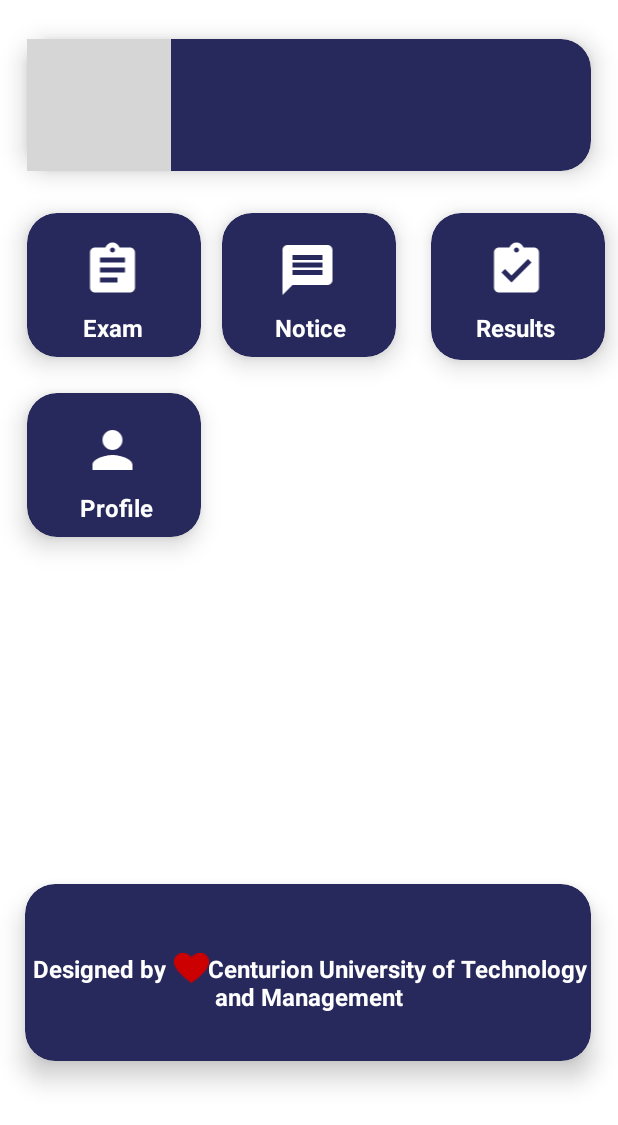
After one commit to KiranKumarMalik/Centurion-Examination-System, an Android app: the layout student_homepage.xml on its own in the app's theme, with its tools: preview values and no code run, on a phone screen of 412 x 824 dp. The commit adds this screen. Shown: the top 1125 px of the screen. Run offline under Robolectric (Android 15) with nearby library versions, the phone set to English and light mode, and no system bars; Roboto replaces fonts that are not available here; grey boxes are pictures that could not be loaded.

Commit message:
adding student home page

```diff
--- a/app/build.gradle
+++ b/app/build.gradle
@@ -39,4 +39,5 @@ dependencies {
     implementation platform('com.google.firebase:firebase-bom:31.2.0')
     implementation 'com.google.firebase:firebase-auth'
     implementation 'com.google.android.gms:play-services-auth:18.0.0'
+    implementation 'com.google.android.material:material:1.2.1'
 }
--- a/app/src/main/java/com/example/relativelayoutloginpage/MainActivity.java
+++ b/app/src/main/java/com/example/relativelayoutloginpage/MainActivity.java
@@ -4,17 +4,13 @@ import androidx.appcompat.app.AppCompatActivity;
 
 
 import android.os.Bundle;
-import android.widget.ArrayAdapter;
-import android.widget.Spinner;
-
-import java.util.ArrayList;
 
 public class MainActivity extends AppCompatActivity {
 
     @Override
     protected void onCreate(Bundle savedInstanceState) {
         super.onCreate(savedInstanceState);
-        setContentView(R.layout.activity_main);
+        setContentView(R.layout.student_homepage);
 
 
 
--- /dev/null
+++ b/app/src/main/res/layout/student_homepage.xml
@@ -0,0 +1,209 @@
+<?xml version="1.0" encoding="utf-8"?>
+<RelativeLayout xmlns:android="http://schemas.android.com/apk/res/android"
+    android:layout_width="match_parent"
+    android:layout_height="match_parent"
+    xmlns:app="http://schemas.android.com/apk/res-auto"
+    android:background="@color/white"
+    android:orientation="vertical"
+    app:layout_behavior="@string/appbar_scrolling_view_behavior">
+
+    <androidx.cardview.widget.CardView
+        android:layout_width="152dp"
+        android:layout_height="146dp"
+        android:layout_alignParentTop="true"
+        android:layout_alignParentEnd="true"
+        android:layout_marginStart="26dp"
+        android:layout_marginLeft="80dp"
+        android:layout_marginTop="118dp"
+        android:layout_marginEnd="-9dp"
+        app:cardBackgroundColor="#27285C"
+        app:cardCornerRadius="20dp"
+        app:cardElevation="10dp"
+        app:cardMaxElevation="12dp"
+        app:cardPreventCornerOverlap="true"
+        app:cardUseCompatPadding="true" >
+
+        <ImageView
+            android:id="@+id/imageView5"
+            android:layout_width="54dp"
+            android:layout_height="40dp"
+            app:tint="@color/white"
+            android:layout_marginLeft="30dp"
+            android:layout_marginTop="18dp"
+            app:srcCompat="@drawable/ic_result" />
+
+        <TextView
+            android:id="@+id/result"
+            android:layout_width="wrap_content"
+            android:layout_height="wrap_content"
+            android:layout_marginLeft="30dp"
+            android:layout_marginTop="65dp"
+            android:text="Results"
+            android:textAlignment="center"
+            android:textColor="#FFFFFF"
+            android:textSize="16sp"
+            android:textStyle="bold" />
+    </androidx.cardview.widget.CardView>
+
+    <androidx.cardview.widget.CardView
+        android:layout_width="152dp"
+        android:layout_height="144dp"
+        android:layout_alignParentTop="true"
+        android:layout_marginTop="118dp"
+        app:cardBackgroundColor="#27285C"
+        app:cardCornerRadius="20dp"
+        app:cardElevation="10dp"
+        app:cardMaxElevation="12dp"
+        app:cardPreventCornerOverlap="true"
+        app:cardUseCompatPadding="true">
+
+        <ImageView
+            android:id="@+id/imageView3"
+            android:layout_width="54dp"
+            android:layout_height="40dp"
+            android:layout_marginLeft="30dp"
+            android:layout_marginTop="18dp"
+            app:tint="@color/white"
+            app:srcCompat="@drawable/ic_assignment" />
+
+        <TextView
+            android:id="@+id/exam"
+            android:layout_width="wrap_content"
+            android:layout_height="wrap_content"
+            android:layout_marginLeft="37dp"
+            android:layout_marginTop="65dp"
+            android:text="Exam"
+            android:textAlignment="center"
+            android:textColor="#FFFFFF"
+            android:textSize="16sp"
+            android:textStyle="bold" />
+    </androidx.cardview.widget.CardView>
+
+    <androidx.cardview.widget.CardView
+        android:layout_width="152dp"
+        android:layout_height="144dp"
+        android:layout_alignParentTop="true"
+        android:layout_alignParentEnd="true"
+        android:layout_marginStart="54dp"
+        android:layout_marginLeft="80dp"
+        android:layout_marginTop="118dp"
+        android:layout_marginEnd="130dp"
+        app:cardBackgroundColor="#27285C"
+        app:cardCornerRadius="20dp"
+        app:cardElevation="10dp"
+        app:cardMaxElevation="12dp"
+        app:cardPreventCornerOverlap="true"
+        app:cardUseCompatPadding="true" >
+
+        <ImageView
+            android:id="@+id/imageView4"
+            android:layout_width="54dp"
+            android:layout_height="40dp"
+            app:tint="@color/white"
+            android:layout_marginLeft="30dp"
+            android:layout_marginTop="18dp"
+            app:srcCompat="@drawable/ic_notice" />
+
+        <TextView
+            android:id="@+id/notice"
+            android:layout_width="wrap_content"
+            android:layout_height="wrap_content"
+            android:layout_marginLeft="35dp"
+            android:layout_marginTop="65dp"
+            android:text="Notice"
+            android:textAlignment="center"
+            android:textColor="#FFFFFF"
+            android:textSize="16sp"
+            android:textStyle="bold" />
+    </androidx.cardview.widget.CardView>
+
+    <androidx.cardview.widget.CardView
+        android:layout_width="152dp"
+        android:layout_height="144dp"
+        android:layout_alignParentTop="true"
+        android:layout_marginTop="238dp"
+        app:cardBackgroundColor="#27285C"
+        app:cardCornerRadius="20dp"
+        app:cardElevation="10dp"
+        app:cardMaxElevation="12dp"
+        app:cardPreventCornerOverlap="true"
+        app:cardUseCompatPadding="true">
+        <ImageView
+            android:id="@+id/imageView6"
+            android:layout_width="54dp"
+            android:layout_height="40dp"
+            app:tint="@color/white"
+            android:layout_marginLeft="30dp"
+            android:layout_marginTop="18dp"
+            app:srcCompat="@drawable/ic_user" />
+
+        <TextView
+            android:id="@+id/profile"
+            android:layout_width="wrap_content"
+            android:layout_height="wrap_content"
+            android:layout_marginLeft="35dp"
+            android:layout_marginTop="65dp"
+            android:text="Profile"
+            android:textAlignment="center"
+            android:textColor="#FFFFFF"
+            android:textSize="16sp"
+            android:textStyle="bold" />
+    </androidx.cardview.widget.CardView>
+
+    <androidx.cardview.widget.CardView
+        android:layout_width="match_parent"
+        android:layout_height="166dp"
+        android:layout_alignParentStart="true"
+        android:layout_alignParentTop="true"
+        android:layout_marginStart="-1dp"
+        android:layout_marginTop="565dp"
+        app:cardBackgroundColor="#27285C"
+        app:cardCornerRadius="20dp"
+        app:cardElevation="10dp"
+        app:cardMaxElevation="12dp"
+        app:cardPreventCornerOverlap="true"
+        app:cardUseCompatPadding="true">
+
+        <TextView
+            android:id="@+id/designedby"
+            android:layout_width="wrap_content"
+            android:layout_height="wrap_content"
+            android:layout_marginLeft="2dp"
+            android:layout_marginTop="45dp"
+            android:text="Designed by       Centurion University of Technology and Management"
+            android:textAlignment="center"
+            android:textColor="#FFFFFF"
+            android:textSize="16sp"
+            android:textStyle="bold" />
+
+        <ImageView
+            android:id="@+id/heart"
+            android:layout_width="wrap_content"
+            android:layout_height="wrap_content"
+            android:layout_marginLeft="99dp"
+            android:layout_marginTop="46dp"
+            app:srcCompat="@drawable/heart" />
+    </androidx.cardview.widget.CardView>
+
+    <androidx.cardview.widget.CardView
+        android:layout_width="match_parent"
+        android:layout_height="136dp"
+        android:layout_alignParentStart="true"
+        android:layout_alignParentTop="true"
+        android:layout_marginStart="0dp"
+        android:layout_marginTop="2dp"
+        app:cardBackgroundColor="#27285C"
+        app:cardCornerRadius="20dp"
+        app:cardElevation="10dp"
+        app:cardMaxElevation="12dp"
+        app:cardPreventCornerOverlap="true"
+        app:cardUseCompatPadding="true">>
+
+        <ImageView
+            android:id="@+id/imageView8"
+            android:layout_width="wrap_content"
+            android:layout_height="wrap_content"
+            app:srcCompat="@drawable/cutmlogo" />
+    </androidx.cardview.widget.CardView>
+
+</RelativeLayout>
--- a/app/src/main/res/values/strings.xml
+++ b/app/src/main/res/values/strings.xml
@@ -1,3 +1,5 @@
 <resources>
     <string name="app_name">CUTM Examination Page</string>
+    <!-- TODO: Remove or change this placeholder text -->
+    <string name="hello_blank_fragment">Hello blank fragment</string>
 </resources>
```
Also changed, not shown: app/src/main/res/layout/assesments.xml (deleted, +0 -118 lines), app/src/main/res/layout/student_exampage.xml (added, +45 -0 lines), app/src/main/res/drawable/heart.png (added).
